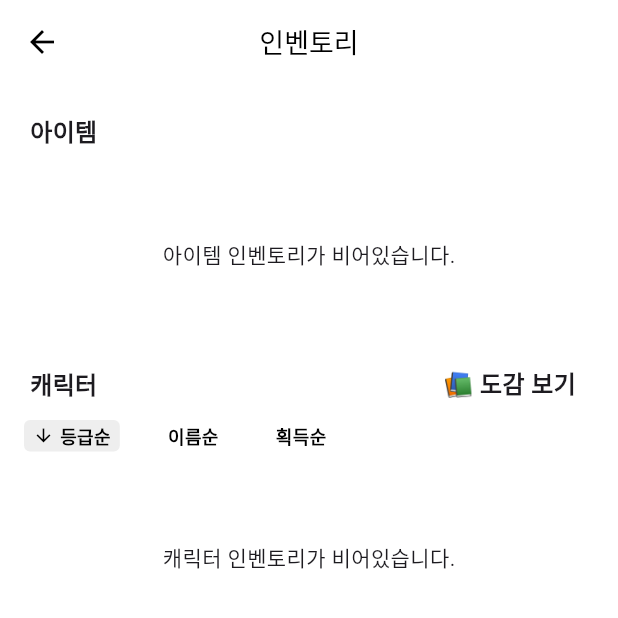
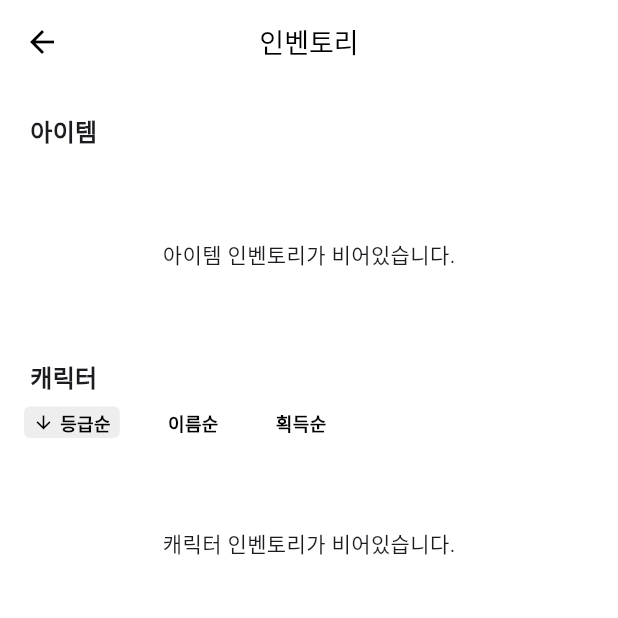
Before and after one commit to pomodak/pomodak-flutter, a Flutter app: the InventoryScreen screen opened directly, on a phone screen of 412 x 824 dp, the top half of it. Run offline on Flutter 3.47's test engine with Material 3 defaults, Android fonts, the phone set to English and light mode, and no system bars; drawn by our look-alikes of loader_overlay; our stand-ins replace another_flushbar, awesome_bottom_bar, confetti, dio, flutter_dotenv, flutter_local_notifications and 16 more; missing offline and left inert: kakao_flutter_sdk_user; accounts and stored records are empty; network calls fail.

Commit message:
Update README

```diff
--- a/lib/views/screens/main/inventory_screen/widgets/character_inventory_section/character_inventory_section.dart
+++ b/lib/views/screens/main/inventory_screen/widgets/character_inventory_section/character_inventory_section.dart
@@ -2,7 +2,6 @@ import 'package:flutter/material.dart';
 import 'package:pomodak/models/domain/character_inventory_model.dart';
 import 'package:pomodak/view_models/member_view_model.dart';
 import 'package:pomodak/views/screens/main/inventory_screen/widgets/character_inventory_section/character_card.dart';
-import 'package:pomodak/views/screens/main/inventory_screen/widgets/character_inventory_section/show_collection_modal.dart';
 import 'package:provider/provider.dart';
 
 enum SortOrder { ascending, descending }
@@ -38,26 +37,26 @@ class _CharacterInventorySectionState extends State<CharacterInventorySection> {
   Widget build(BuildContext context) {
     return Column(
       children: [
-        Padding(
-          padding:
-              const EdgeInsets.only(left: 12, right: 12, top: 20, bottom: 8),
+        const Padding(
+          padding: EdgeInsets.only(left: 12, right: 12, top: 20, bottom: 8),
           child: Row(
             mainAxisAlignment: MainAxisAlignment.spaceBetween,
             children: [
-              const Text(
+              Text(
                 "캐릭터",
                 style: TextStyle(fontSize: 16, fontWeight: FontWeight.bold),
               ),
-              InkWell(
-                onTap: () => showCollectionModal(context),
-                borderRadius: BorderRadius.circular(8),
-                child: const Padding(
-                  padding: EdgeInsets.symmetric(vertical: 4, horizontal: 8),
-                  child: Text("📚 도감 보기",
-                      style:
-                          TextStyle(fontSize: 16, fontWeight: FontWeight.bold)),
-                ),
-              ),
+              // 다음 버전에서 추가 예정
+              // InkWell(
+              //   onTap: () => showCollectionModal(context),
+              //   borderRadius: BorderRadius.circular(8),
+              //   child: const Padding(
+              //     padding: EdgeInsets.symmetric(vertical: 4, horizontal: 8),
+              //     child: Text("📚 도감 보기",
+              //         style:
+              //             TextStyle(fontSize: 16, fontWeight: FontWeight.bold)),
+              //   ),
+              // ),
             ],
           ),
         ),
```
Also changed, not shown: 1 other file.
